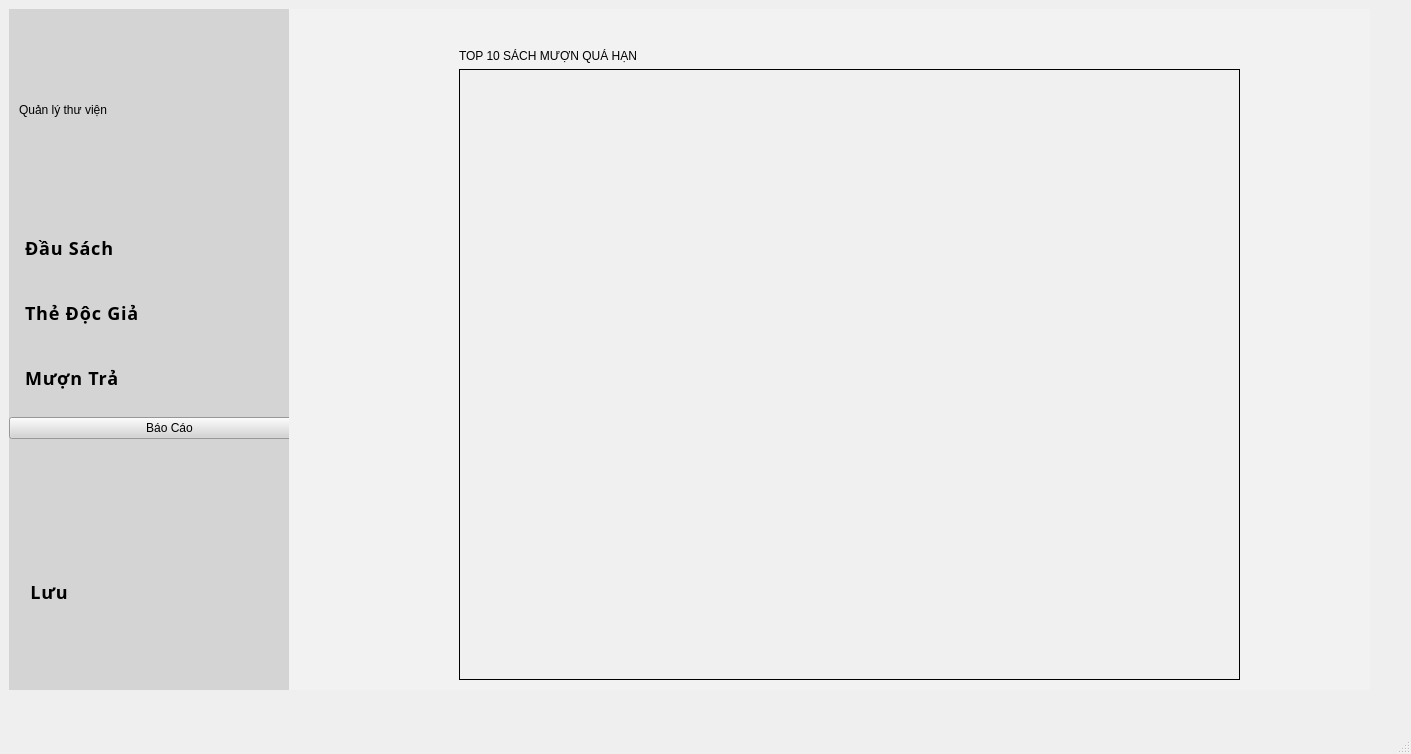
The window that librarymanage/librarymanagementsystem.ui (DTTaze/Qt-Library-Management) describes before a commit, drawn with Qt 5.
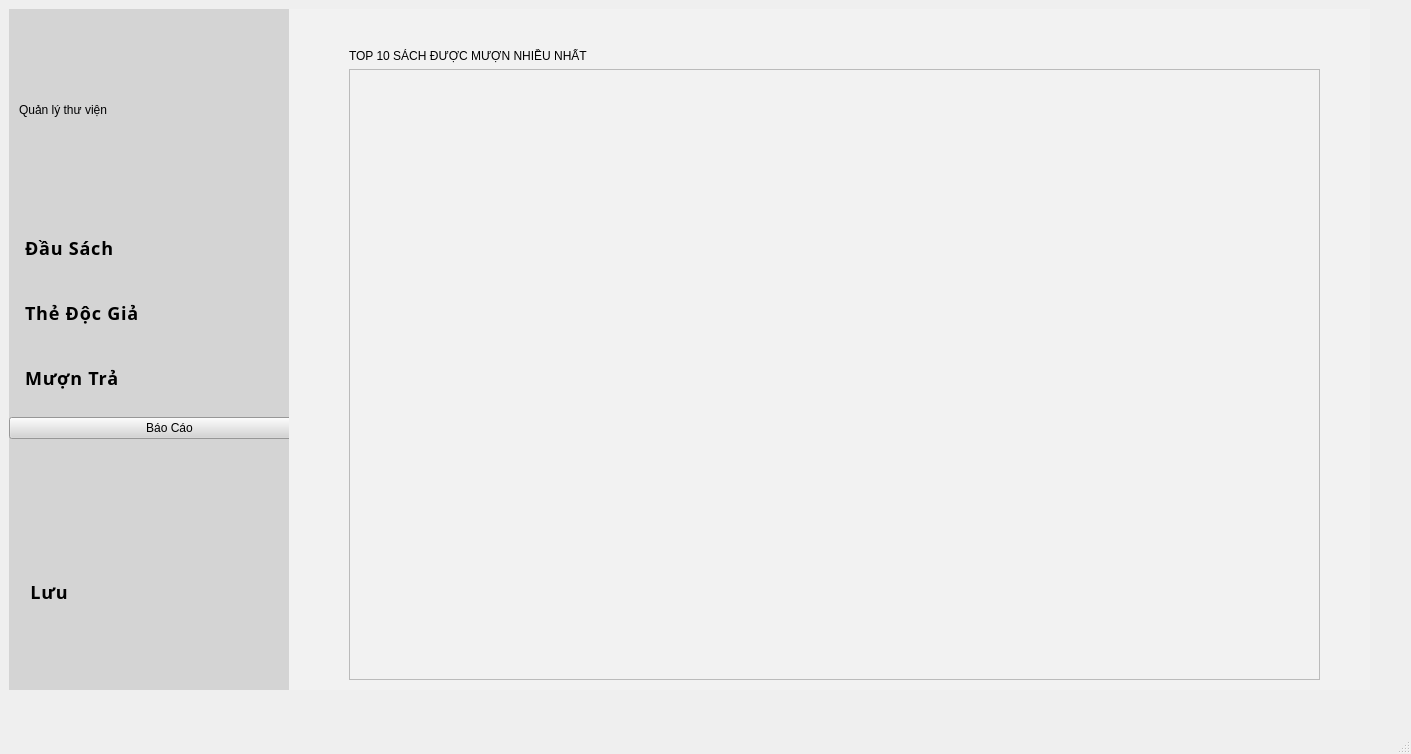
The same window after the commit. Icons and pictures are not drawn.

Commit message: chỉnh lại bảng top 10

```diff
--- a/librarymanage/librarymanagementsystem.ui
+++ b/librarymanage/librarymanagementsystem.ui
@@ -1454,12 +1454,12 @@
              </rect>
             </property>
             <widget class="QWidget" name="page_Top10">
-             <widget class="QWidget" name="">
+             <widget class="QWidget" name="layoutWidget">
               <property name="geometry">
                <rect>
-                <x>170</x>
+                <x>60</x>
                 <y>30</y>
-                <width>781</width>
+                <width>971</width>
                 <height>631</height>
                </rect>
               </property>
@@ -1470,37 +1470,20 @@
                   <string notr="true">font: 900 14pt &quot;Segoe UI&quot;;</string>
                  </property>
                  <property name="text">
-                  <string>TOP 10 SÁCH MƯỢN QUÁ HẠN</string>
+                  <string>TOP 10 SÁCH ĐƯỢC MƯỢN NHIỀU NHẤT </string>
                  </property>
                 </widget>
                </item>
                <item>
                 <widget class="QTableView" name="Top10Sach_tableView">
                  <property name="styleSheet">
-                  <string notr="true">QTableView {
-    background-color: #F0F0F0;      
-    gridline-color: #A0A0A0; 
- 	border:  1px solid black;                  
-}
-
-QHeaderView::section {
+                  <string notr="true">QHeaderView::section {
     background-color: #D3D3D3;  
     color: black;                  
     padding: 8px;                  
     font-weight: bold;           
     border-bottom: 1px solid #A0A0A0; 
 }
-
-QTableView::item {
-	 padding: 8px;                
-    color: black;               
-    border: none; 
-}
-
-QTableView::item:selected {
-    background-color: #C0C0C0;     
-    color: black; 
-}
 </string>
                  </property>
                 </widget>
```
The commit also changes 2 other files.
